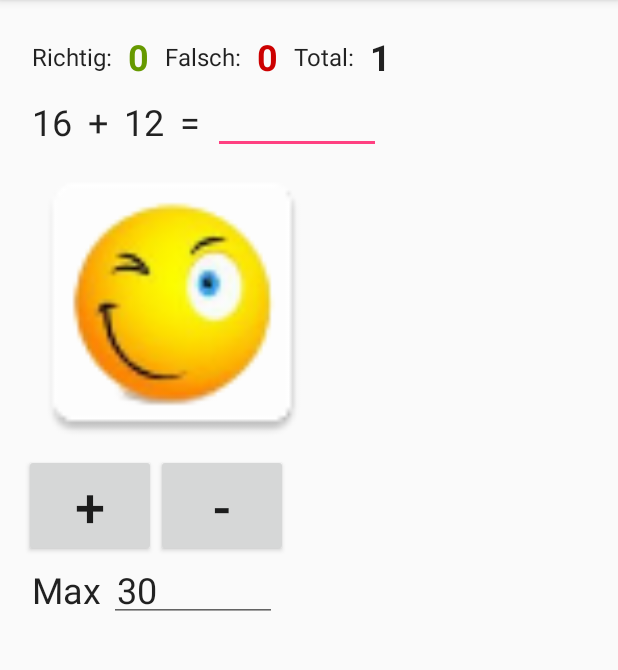
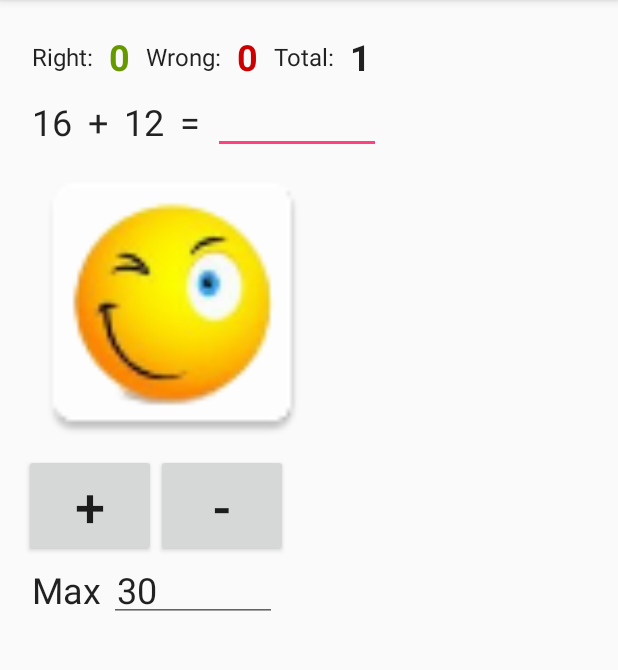
Before and after one commit to vogtp/calctrainer, an Android app: the screen it shows after launch (CalcActivity), on a phone screen of 412 x 824 dp, the part 84-754 px from its top. Run offline under Robolectric (Android 15) with nearby library versions, the phone set to English and light mode, and no system bars.

Commit message:
make translatable

```diff
--- a/app/src/main/java/ch/almana/calctrainer/CalcActivity.java
+++ b/app/src/main/java/ch/almana/calctrainer/CalcActivity.java
@@ -67,15 +67,16 @@ public class CalcActivity extends AppCompatActivity {
                     newCalculation();
                 }else if (!TextUtils.isEmpty(etResultat.getText().toString())){
                     if (calulcationBuilder.checkResult(etResultat.getText().toString())){
-                        tvResult.setText("Richtig!");
+                        tvResult.setText(R.string.right_answer);
 //                    tvResult.setCompoundDrawablesWithIntrinsicBounds(R.mipmap.icon_correct,0,0,0);
                         ivSmilie.setImageResource(R.mipmap.icon_correct);
                         ok = true;
                         right++;
                     }else{
-                        tvResult.setText(etResultat.getText().toString()+"ist falsch....");
+                        tvResult.setText(getString(R.string.wrong_answer, etResultat.getText().toString()));
 //                    tvResult.setCompoundDrawablesWithIntrinsicBounds(R.mipmap.icon_falsch,0,0,0);
                         ivSmilie.setImageResource(R.mipmap.icon_falsch);
+                        etResultat.setText("");
                         wrong++;
                     }
                 }
--- a/app/src/main/res/layout/activity_calc.xml
+++ b/app/src/main/res/layout/activity_calc.xml
@@ -32,7 +32,7 @@
                     android:layout_width="wrap_content"
                     android:layout_height="wrap_content"
                     android:layout_gravity="center"
-                    android:text="Richtig:"
+                    android:text="@string/label_correct"
                     android:textSize="16sp" />
                 <TextView
                     android:id="@+id/tvRight"
@@ -48,7 +48,7 @@
                     android:layout_width="wrap_content"
                     android:layout_gravity="center"
                     android:layout_height="wrap_content"
-                    android:text="Falsch:"
+                    android:text="@string/label_wrong"
                     android:textSize="16sp" />
                 <TextView
                     android:id="@+id/tvWrong"
@@ -64,7 +64,7 @@
                     android:layout_width="wrap_content"
                     android:layout_gravity="center"
                     android:layout_height="wrap_content"
-                    android:text="Total:"
+                    android:text="@string/label_total"
                     android:textSize="16sp" />
                 <TextView
                     android:id="@+id/tvTotal"
@@ -137,7 +137,7 @@
                     android:layout_width="wrap_content"
                     android:layout_height="wrap_content"
                     android:layout_gravity="center"
-                    android:text="Rechne..." />
+                    android:text="..." />
             </LinearLayout>
 
             <LinearLayout
@@ -168,7 +168,7 @@
                     style="@style/bigText"
                     android:layout_width="wrap_content"
                     android:layout_height="wrap_content"
-                    android:text="Min" />
+                    android:text="@string/label_min" />
 
                 <EditText
                     android:id="@+id/etMin" android:visibility="gone"
@@ -188,7 +188,7 @@
                     style="@style/bigText"
                     android:layout_width="wrap_content"
                     android:layout_height="wrap_content"
-                    android:text="Max" />
+                    android:text="@string/label_max" />
 
                 <EditText
                     android:id="@+id/etMax"
--- a/app/src/main/res/values/strings.xml
+++ b/app/src/main/res/values/strings.xml
@@ -1,3 +1,10 @@
 <resources>
     <string name="app_name">Calctrainer</string>
+    <string name="right_answer">Correct!</string>
+    <string name="wrong_answer">%s is wrong....</string>
+    <string name="label_total">Total:</string>
+    <string name="label_min">Min</string>
+    <string name="label_max">Max</string>
+    <string name="label_correct">Right:</string>
+    <string name="label_wrong">Wrong:</string>
 </resources>
```
Also changed, not shown: 1 other file.
